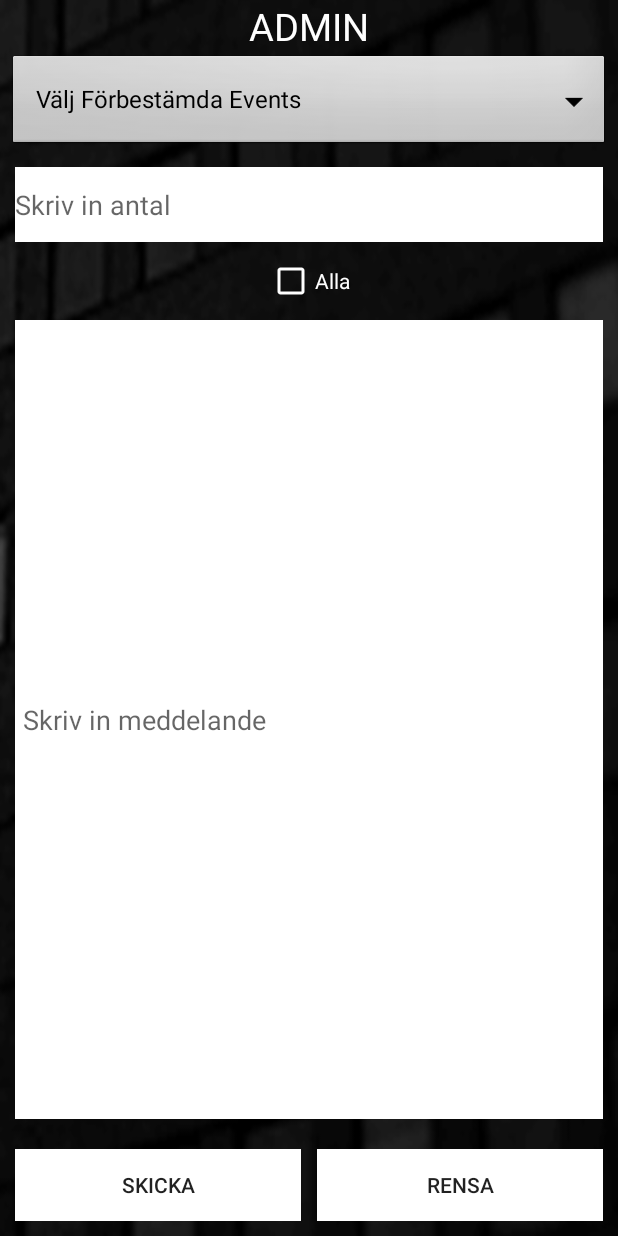
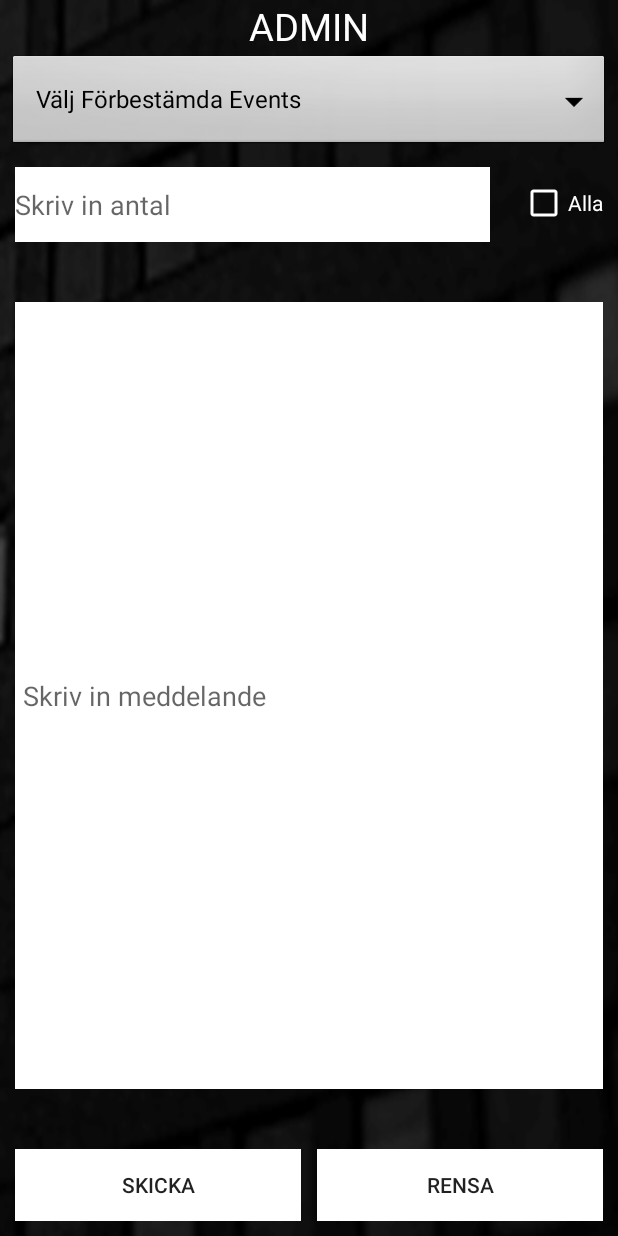
Before and after one commit to aysterberi/SatansDemokratiAdmin, an Android app: the screen it shows after launch (MainActivity), on a phone screen of 412 x 824 dp. Run offline under Robolectric (Android 15) with nearby library versions, the phone set to English and light mode, and no system bars.

Commit message:
Ändrade designen lite

```diff
--- a/app/src/main/res/layout/activity_main.xml
+++ b/app/src/main/res/layout/activity_main.xml
@@ -46,6 +46,7 @@
         android:background="@color/colorAccent"
         android:id="@+id/antal"
         android:layout_width="match_parent"
+        android:layout_toLeftOf="@+id/checkalla"
         android:layout_height="50dp"
         android:layout_margin="10dp"
         android:inputType="number"
@@ -53,13 +54,16 @@
         android:textColor="@color/colorPrimaryDark"/>
 
     <CheckBox
+        android:layout_marginTop="18dp"
+        android:layout_marginRight="10dp"
         android:layout_centerInParent="true"
         android:id="@+id/checkalla"
         android:layout_marginLeft="10dp"
         android:text="Alla"
         android:buttonTint="@color/colorAccent"
         android:textColor="@color/colorAccent"
-        android:layout_below="@+id/antal"
+        android:layout_alignParentRight="true"
+        android:layout_below="@+id/spinnerlayout"
         android:layout_width="wrap_content"
         android:layout_height="wrap_content"/>
 
@@ -67,11 +71,14 @@
         android:background="@color/colorAccent"
         android:padding="5dp"
         android:id="@+id/messagebox"
-        android:layout_below="@+id/checkalla"
+        android:layout_below="@+id/antal"
         android:layout_above="@+id/divider"
         android:layout_width="match_parent"
         android:layout_height="wrap_content"
-        android:layout_margin="10dp"
+        android:layout_marginLeft="10dp"
+        android:layout_marginRight="10dp"
+        android:layout_marginTop="30dp"
+        android:layout_marginBottom="30dp"
         android:inputType="text"
         android:textColor="@color/colorPrimaryDark"
         android:hint="Skriv in meddelande"/>
```
Also changed, not shown: 1 other file.
